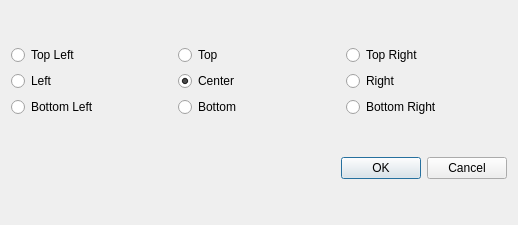
Qt form forms/dialogGridCenterSelect.ui (barionleg/gitgAmesch) before a commit.
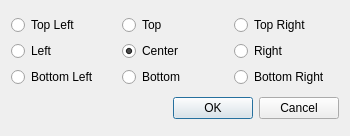
The same form after that commit.

Commit message: - changed size of grid-center dialog

```diff
--- a/forms/dialogGridCenterSelect.ui
+++ b/forms/dialogGridCenterSelect.ui
@@ -6,8 +6,8 @@
    <rect>
     <x>0</x>
     <y>0</y>
-    <width>518</width>
-    <height>225</height>
+    <width>350</width>
+    <height>136</height>
    </rect>
   </property>
   <property name="sizePolicy">
```
